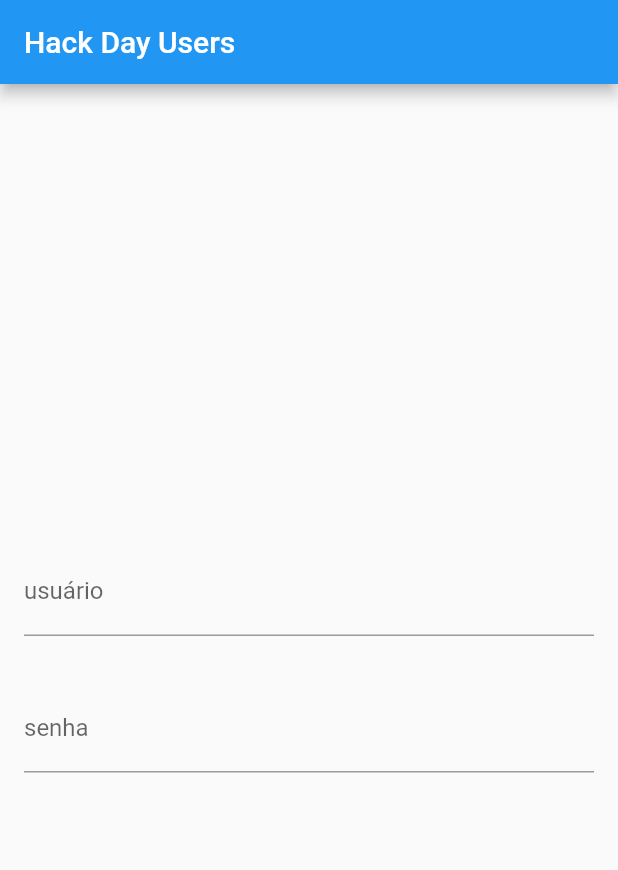
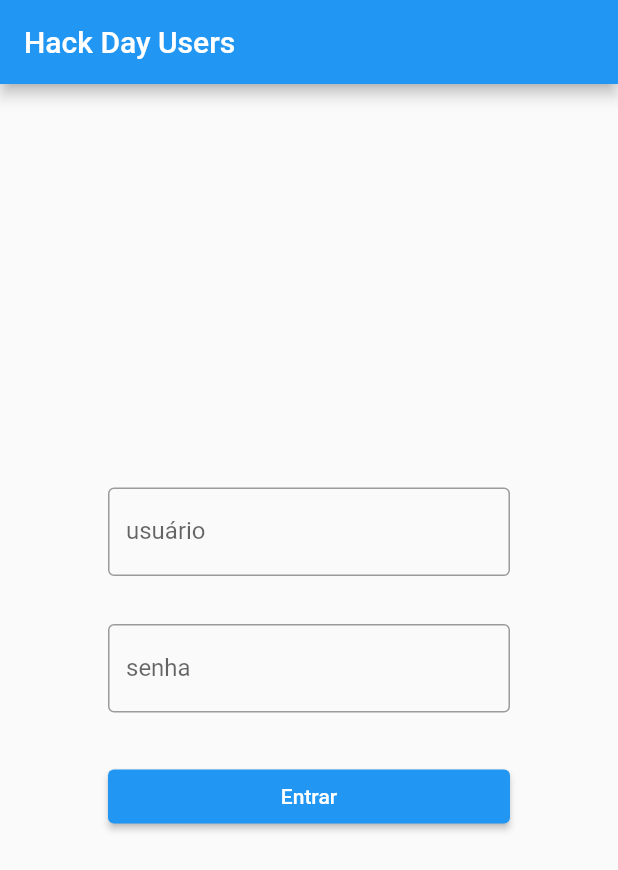
Before and after one commit to andregusmao/hack_day_front, a Flutter app: the screen it shows after launch, on a phone screen of 412 x 824 dp. Shown: the top 870 px of the screen. Run offline on Flutter 3.47's test engine with Material 2 defaults, Android fonts, the phone set to English and light mode, and no system bars; our stand-ins replace mobx; generated files the repository leaves out were written again.

Commit message:
hack day 11

```diff
--- a/lib/screens/login_screen.dart
+++ b/lib/screens/login_screen.dart
@@ -1,5 +1,8 @@
 import 'package:flutter/material.dart';
 import 'package:hack_day_front/controllers/login_controller.dart';
+import 'package:hack_day_front/models/error_model.dart';
+import 'package:hack_day_front/models/login_model.dart';
+import 'package:hack_day_front/screens/main_screen.dart';
 
 class LoginScreen extends StatelessWidget {
   const LoginScreen({Key? key}) : super(key: key);
@@ -8,33 +11,104 @@ class LoginScreen extends StatelessWidget {
   Widget build(BuildContext context) {
     final LoginController _controller = LoginController();
 
-    final GlobalKey<FormState> key = GlobalKey<FormState>();
+    final GlobalKey<FormState> _key = GlobalKey<FormState>();
 
-    final TextEditingController user = TextEditingController();
-    final TextEditingController password = TextEditingController();
+    final TextEditingController _user = TextEditingController();
+    final TextEditingController _password = TextEditingController();
 
     return Form(
-      key: key,
+      key: _key,
       child: Column(
         mainAxisAlignment: MainAxisAlignment.center,
+        crossAxisAlignment: CrossAxisAlignment.center,
         children: [
-          Padding(
+          Row(
+            mainAxisAlignment: MainAxisAlignment.center,
+            children: [
+              SizedBox(
+                width: 300,
+                child: Padding(
                   padding: const EdgeInsets.all(16.0),
                   child: TextFormField(
-              controller: user,
-              decoration: const InputDecoration(labelText: 'usuário'),
-              validator: (value) => value == null ? 'campo obrigatório' : null,
+                    controller: _user,
+                    decoration: const InputDecoration(
+                      labelText: 'usuário',
+                      border: OutlineInputBorder(),
+                    ),
+                    validator: (value) =>
+                        value == null ? 'campo obrigatório' : null,
                   ),
                 ),
-          Padding(
+              ),
+            ],
+          ),
+          Row(
+            mainAxisAlignment: MainAxisAlignment.center,
+            children: [
+              SizedBox(
+                width: 300,
+                child: Padding(
                   padding: const EdgeInsets.all(16.0),
                   child: TextFormField(
-              controller: password,
-              decoration: const InputDecoration(labelText: 'senha'),
-              validator: (value) => value == null ? 'campo obrigatório' : null,
+                    controller: _password,
+                    decoration: const InputDecoration(
+                      labelText: 'senha',
+                      border: OutlineInputBorder(),
+                    ),
+                    validator: (value) =>
+                        value == null ? 'campo obrigatório' : null,
                     obscureText: true,
                   ),
-          )
+                ),
+              ),
+            ],
+          ),
+          Row(
+            mainAxisAlignment: MainAxisAlignment.center,
+            children: [
+              SizedBox(
+                width: 300,
+                child: Padding(
+                  padding: const EdgeInsets.all(16.0),
+                  child: ElevatedButton(
+                    onPressed: () async {
+                      _controller.user = _user.text;
+                      _controller.password = _password.text;
+                      dynamic result = await _controller.login();
+                      if (result is ErrorModel) {
+                        showDialog(
+                          context: context,
+                          barrierDismissible: false,
+                          builder: (context) {
+                            return AlertDialog(
+                              title: const Text('Atenção'),
+                              content: Text(result.error),
+                              actions: [
+                                TextButton(
+                                  onPressed: () => Navigator.pop(context),
+                                  child: const Text('OK'),
+                                ),
+                              ],
+                            );
+                          },
+                        );
+                      } else {
+                        LoginModel model = result as LoginModel;
+                        // ignore: use_build_context_synchronously
+                        Navigator.push(
+                            context,
+                            MaterialPageRoute(
+                                builder: (context) => MainScreen(
+                                      token: model.token,
+                                    )));
+                      }
+                    },
+                    child: const Text('Entrar'),
+                  ),
+                ),
+              ),
+            ],
+          ),
         ],
       ),
     );
--- a/lib/services/login_service.dart
+++ b/lib/services/login_service.dart
@@ -10,7 +10,7 @@ class LoginService {
   Future<dynamic> login(UserLoginModel model) async {
     final response = await http.post(
       Uri.parse('http://localhost:4000/api/login'),
-      body: model,
+      body: model.toJson(),
     );
 
     switch (response.statusCode) {
```
Also changed, not shown: lib/main.dart (+6 -2 lines), lib/models/company_model.dart (added, +53 -0 lines), lib/screens/main_screen.dart (added, +23 -0 lines), lib/services/comp[any_service.dart (added, +24 -0 lines). Lines whose indentation alone changed are shown as unchanged.
